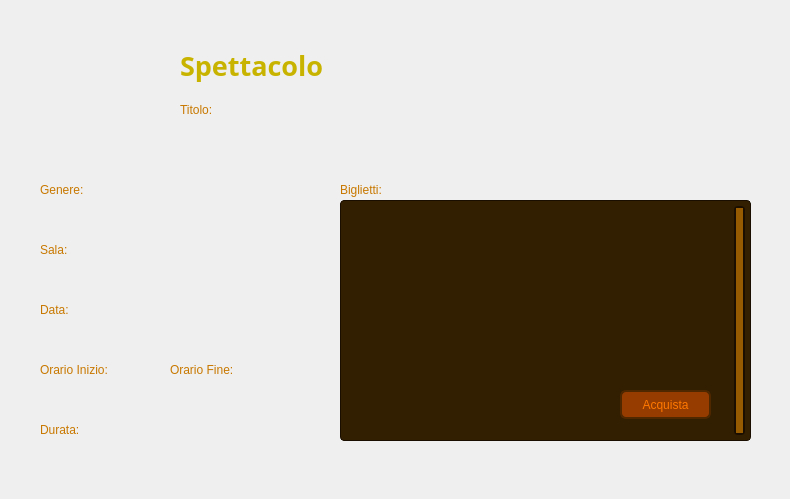
Old version of the form Viste/VistaVisualizzaSpettacoloCliente.ui in the repository GiacomoPrincipi/CineMax.
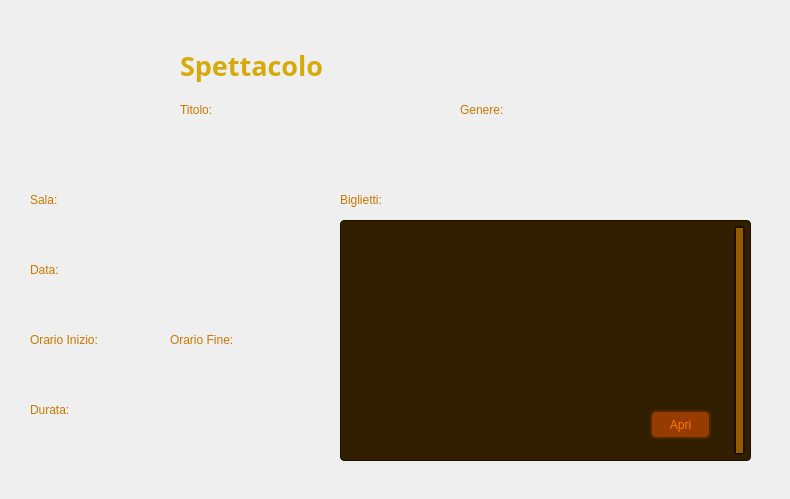
New version of the form. Icons and pictures are not drawn. Custom widgets are drawn as their Qt base class.

The edit to the form file:
```diff
--- a/Viste/VistaVisualizzaSpettacoloCliente.ui
+++ b/Viste/VistaVisualizzaSpettacoloCliente.ui
@@ -86,7 +86,7 @@
     <rect>
      <x>180</x>
      <y>30</y>
-     <width>291</width>
+     <width>211</width>
      <height>71</height>
     </rect>
    </property>
@@ -99,7 +99,7 @@
    </property>
    <property name="styleSheet">
     <string notr="true">QLabel {
-    color: #C8B400;
+    color: #D7AA0C;
 }</string>
    </property>
    <property name="text">
@@ -131,8 +131,8 @@
   <widget class="QLabel" name="labelGenere">
    <property name="geometry">
     <rect>
-     <x>40</x>
-     <y>180</y>
+     <x>460</x>
+     <y>100</y>
      <width>81</width>
      <height>20</height>
     </rect>
@@ -153,8 +153,8 @@
    <property name="geometry">
     <rect>
      <x>180</x>
-     <y>120</y>
-     <width>301</width>
+     <y>130</y>
+     <width>251</width>
      <height>20</height>
     </rect>
    </property>
@@ -170,8 +170,8 @@
   <widget class="QLabel" name="labelGenereSpettacolo">
    <property name="geometry">
     <rect>
-     <x>40</x>
-     <y>200</y>
+     <x>460</x>
+     <y>130</y>
      <width>131</width>
      <height>20</height>
     </rect>
@@ -188,8 +188,8 @@
   <widget class="QLabel" name="labelOrarioInizio">
    <property name="geometry">
     <rect>
-     <x>40</x>
-     <y>360</y>
+     <x>30</x>
+     <y>330</y>
      <width>101</width>
      <height>20</height>
     </rect>
@@ -209,9 +209,9 @@
   <widget class="QLabel" name="labelOrarioInizioSpettacolo">
    <property name="geometry">
     <rect>
-     <x>40</x>
-     <y>380</y>
-     <width>41</width>
+     <x>30</x>
+     <y>360</y>
+     <width>91</width>
      <height>20</height>
     </rect>
    </property>
@@ -227,8 +227,8 @@
   <widget class="QLabel" name="labelSala">
    <property name="geometry">
     <rect>
-     <x>40</x>
-     <y>240</y>
+     <x>30</x>
+     <y>190</y>
      <width>81</width>
      <height>20</height>
     </rect>
@@ -248,8 +248,8 @@
   <widget class="QLabel" name="labelSalaSpettacolo">
    <property name="geometry">
     <rect>
-     <x>40</x>
-     <y>260</y>
+     <x>30</x>
+     <y>220</y>
      <width>31</width>
      <height>20</height>
     </rect>
@@ -266,8 +266,8 @@
   <widget class="QLabel" name="labelData">
    <property name="geometry">
     <rect>
-     <x>40</x>
-     <y>300</y>
+     <x>30</x>
+     <y>260</y>
      <width>81</width>
      <height>20</height>
     </rect>
@@ -287,9 +287,9 @@
   <widget class="QLabel" name="labelDataSpettacolo">
    <property name="geometry">
     <rect>
-     <x>40</x>
-     <y>320</y>
-     <width>81</width>
+     <x>30</x>
+     <y>290</y>
+     <width>91</width>
      <height>20</height>
     </rect>
    </property>
@@ -325,7 +325,7 @@
    <property name="geometry">
     <rect>
      <x>170</x>
-     <y>360</y>
+     <y>330</y>
      <width>101</width>
      <height>20</height>
     </rect>
@@ -346,8 +346,8 @@
    <property name="geometry">
     <rect>
      <x>170</x>
-     <y>380</y>
-     <width>51</width>
+     <y>360</y>
+     <width>101</width>
      <height>20</height>
     </rect>
    </property>
@@ -363,8 +363,8 @@
   <widget class="QLabel" name="labelDurata">
    <property name="geometry">
     <rect>
-     <x>40</x>
-     <y>420</y>
+     <x>30</x>
+     <y>400</y>
      <width>101</width>
      <height>20</height>
     </rect>
@@ -384,9 +384,9 @@
   <widget class="QLabel" name="labelDurataSpettacolo">
    <property name="geometry">
     <rect>
-     <x>40</x>
-     <y>440</y>
-     <width>91</width>
+     <x>30</x>
+     <y>430</y>
+     <width>141</width>
      <height>20</height>
     </rect>
    </property>
@@ -402,9 +402,9 @@
   <widget class="QPushButton" name="pushButtonAcquista">
    <property name="geometry">
     <rect>
-     <x>620</x>
-     <y>390</y>
-     <width>91</width>
+     <x>650</x>
+     <y>410</y>
+     <width>61</width>
      <height>29</height>
     </rect>
    </property>
@@ -416,20 +416,24 @@
     border-radius: 6px;
 }
 
+QPushButton:focus {
+    outline: none;
+}
+
 QPushButton:hover {
     background-color: #C86400;
 }
 </string>
    </property>
    <property name="text">
-    <string>Acquista</string>
+    <string>Apri</string>
    </property>
   </widget>
   <widget class="QTableView" name="tableViewBiglietti">
    <property name="geometry">
     <rect>
      <x>340</x>
-     <y>200</y>
+     <y>220</y>
      <width>411</width>
      <height>241</height>
     </rect>
@@ -542,7 +546,7 @@
    <property name="geometry">
     <rect>
      <x>340</x>
-     <y>180</y>
+     <y>190</y>
      <width>81</width>
      <height>20</height>
     </rect>
```
Left out of the diff: 8 changed lines with no effect on the pictures.
